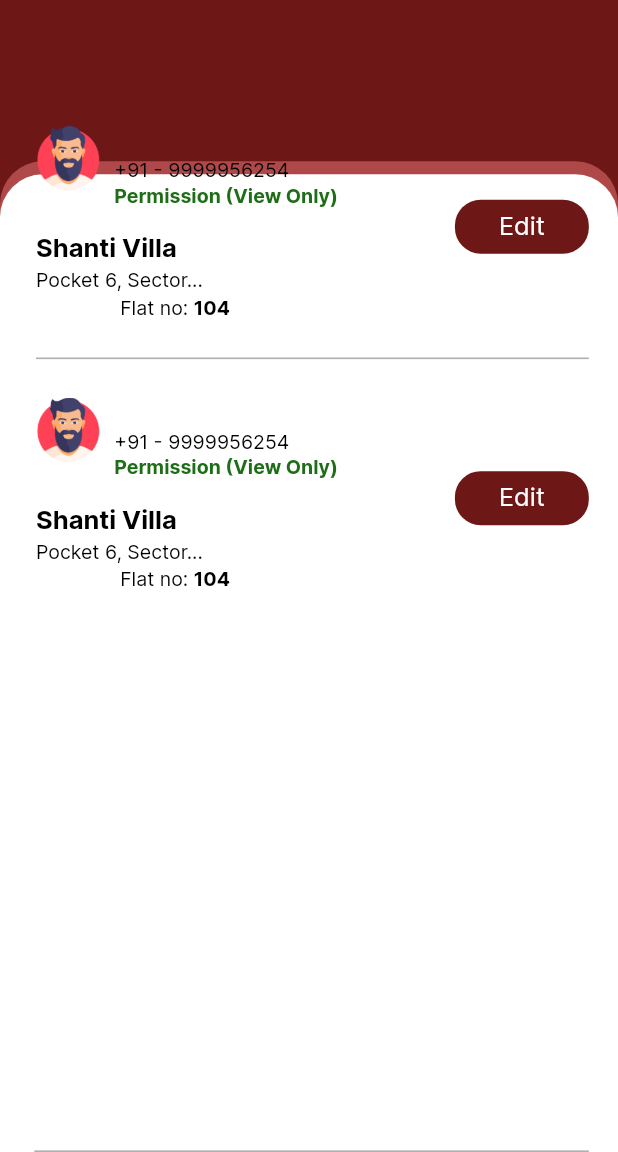
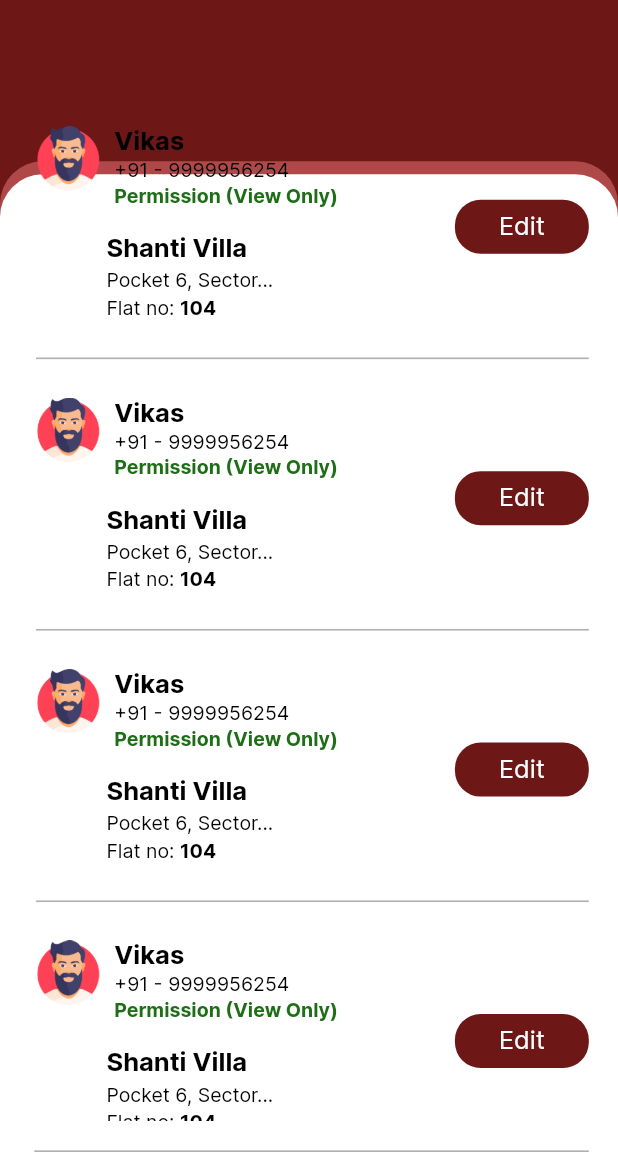
Before and after one commit to umeshwebfort/my_rent_work_application, a Flutter app: the AccessControlScreen screen opened by its route, on a phone screen of 412 x 824 dp, the part 84-1236 px from its top. Run offline on Flutter 3.47's test engine with Material 2 defaults, Android fonts, the phone set to English and light mode, and no system bars; our stand-ins replace cached_network_image, dotted_border, firebase_auth, firebase_core, flutter_svg, flutter_switch and 2 more; missing offline and left inert: country_pickers; accounts and stored records are empty.

```diff
--- a/lib/presentation/access_control_screen/access_control_screen.dart
+++ b/lib/presentation/access_control_screen/access_control_screen.dart
@@ -160,7 +160,7 @@ class _AccessControlScreenState extends State<AccessControlScreen> {
                                 ),
                               );
                             },
-                            itemCount: 2,
+                            itemCount: 8,
                             itemBuilder: (context, index) {
                               return AccessControlItemWidget();
                             },
--- a/lib/presentation/access_control_screen/widgets/access_control_item_widget.dart
+++ b/lib/presentation/access_control_screen/widgets/access_control_item_widget.dart
@@ -39,7 +39,7 @@ class AccessControlItemWidget extends StatelessWidget {
                     mainAxisAlignment: MainAxisAlignment.start,
                     children: [
                       Text(
-                        "",
+                        "Vikas",
                         overflow: TextOverflow.ellipsis,
                         textAlign: TextAlign.left,
                         style: AppStyle.txtInterBold16,
@@ -69,9 +69,7 @@ class AccessControlItemWidget extends StatelessWidget {
             Align(
               alignment: Alignment.center,
               child: Padding(
-                padding: getPadding(
-                  top: 15,
-                ),
+                padding: getPadding(top: 15, left: 41),
                 child: Text(
                   "Shanti Villa",
                   overflow: TextOverflow.ellipsis,
@@ -83,10 +81,7 @@ class AccessControlItemWidget extends StatelessWidget {
             Align(
               alignment: Alignment.centerRight,
               child: Padding(
-                padding: getPadding(
-                  top: 2,
-                  right: 34,
-                ),
+                padding: getPadding(top: 2, left: 41),
                 child: Text(
                   "Pocket 6, Sector...",
                   overflow: TextOverflow.ellipsis,
@@ -97,7 +92,7 @@ class AccessControlItemWidget extends StatelessWidget {
             ),
             Padding(
               padding: getPadding(
-                left: 49,
+                left: 41,
                 top: 2,
               ),
               child: RichText(
--- a/lib/routes/app_routes.dart
+++ b/lib/routes/app_routes.dart
@@ -82,7 +82,9 @@ class AppRoutes {
   static Map<String, WidgetBuilder> routes = {
     signUpScreenDoneOneScreen: (context) => SignUpScreenDoneOneScreen(),
     signUpScreenDoneScreen: (context) => SignUpScreenDoneScreen(),
-    otpScreenDoneScreen: (context) => OtpScreenDoneScreen(),
+    otpScreenDoneScreen: (context) => OtpScreenDoneScreen(
+          text: "hello",
+        ),
     dashboardScreenContainer1Screen: (context) =>
         DashboardScreenContainer1Screen(),
     addBuildingPropertyScreen: (context) => AddBuildingPropertyScreen(),
--- a/lib/widgets/app_bar/custom_app_bar.dart
+++ b/lib/widgets/app_bar/custom_app_bar.dart
@@ -2,7 +2,7 @@ import 'package:flutter/material.dart';
 import 'package:my_rent_work_application/core/app_export.dart';
 
 // ignore: must_be_immutable
-class CustomAppBar extends StatelessWidget with PreferredSizeWidget {
+class CustomAppBar extends StatelessWidget implements PreferredSizeWidget {
   CustomAppBar(
       {required this.height,
       this.leadingWidth,
```
Also changed, not shown: lib/main.dart (+4 -4 lines), lib/presentation/dashboard_screen_container_page/dashboard_screen_container_page.dart (+12 -15 lines), lib/presentation/otp_screen_done_screen/otp_screen_done_screen.dart (+11 -3 lines), lib/presentation/payment_screen_one_screen/payment_screen_one_screen.dart (+29 -29 lines), lib/presentation/property_detail_page_screen/property_detail_page_screen.dart (+30 -30 lines), lib/presentation/sign_up_screen_done_screen/sign_up_screen_done_screen.dart (+10 -2 lines), pubspec.lock, 1 other file.
